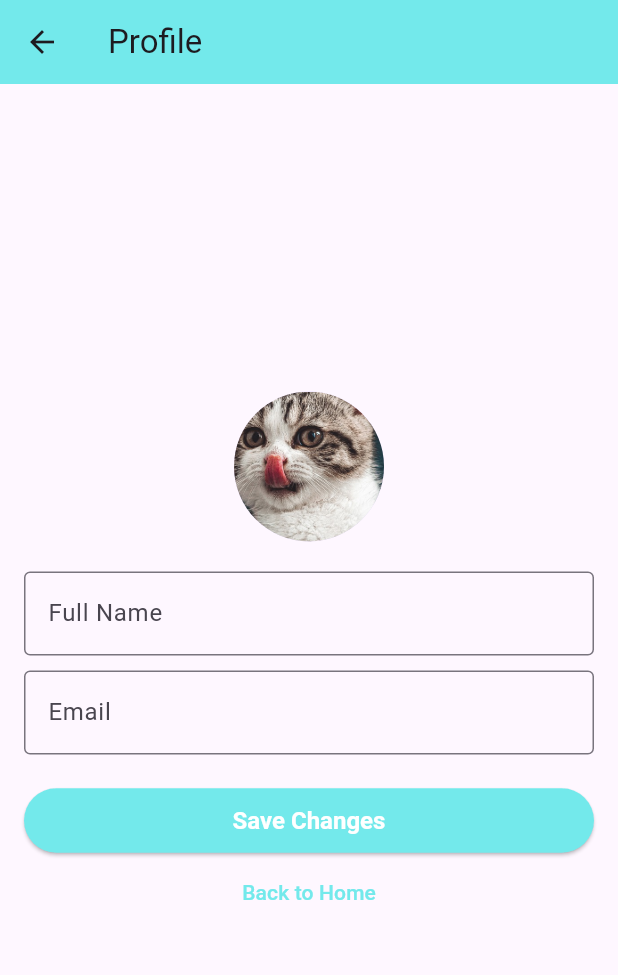
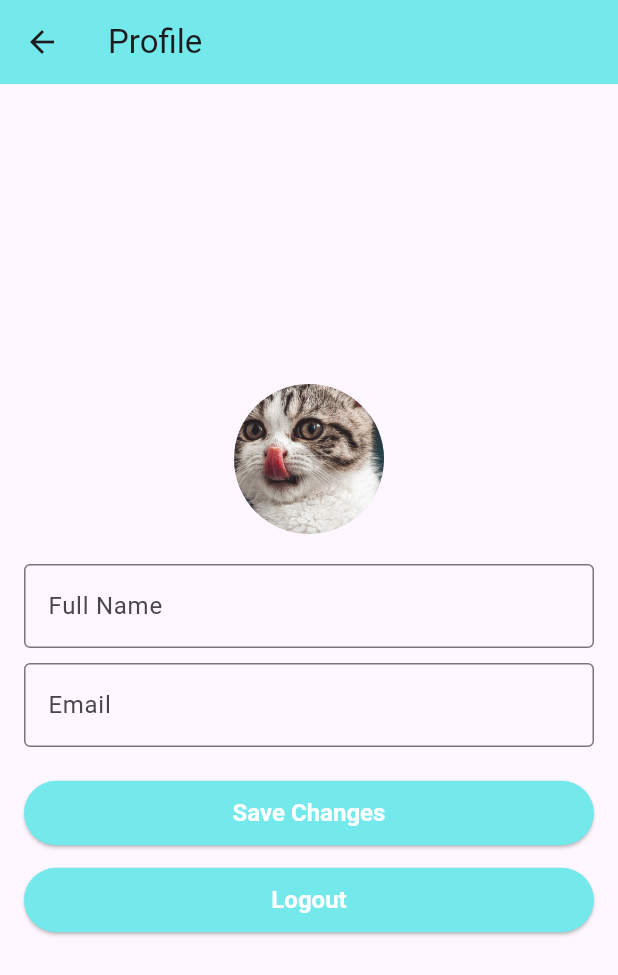
Before and after one commit to yarynakos/mobile, a Flutter app: the HomeScreen screen opened by its route, after a tap on "Go to Profile", on a phone screen of 412 x 824 dp. Shown: the top 975 px of the screen. Run offline on Flutter 3.47's test engine with Material 3 defaults, Android fonts, the phone set to English and light mode, and no system bars; our stand-ins replace shared_preferences; accounts and stored records are empty.

Commit message:
third lab

```diff
--- /dev/null
+++ b/lib/data/local_user_repository.dart
@@ -0,0 +1,36 @@
+import 'dart:convert';
+
+import 'package:my_project/data/user_repository.dart';
+import 'package:my_project/models/user.dart';
+import 'package:shared_preferences/shared_preferences.dart';
+
+class LocalUserRepository implements UserRepository {
+  static const String _userKey = 'user_data';
+
+  @override
+  Future<void> saveUser(User user) async {
+    final prefs = await SharedPreferences.getInstance();
+    prefs.setString(_userKey, jsonEncode(user.toMap()));
+  }
+
+  @override
+  Future<User?> getUser() async {
+    final prefs = await SharedPreferences.getInstance();
+    final jsonString = prefs.getString(_userKey);
+    if (jsonString == null) return null;
+    final map = jsonDecode(jsonString) as Map<String, dynamic>;
+    return User.fromMap(map);
+  }
+
+  @override
+  Future<bool> login(String email, String password) async {
+    final user = await getUser();
+    return user != null && user.email == email && user.password == password;
+  }
+
+  @override
+  Future<void> clearUser() async {
+    final prefs = await SharedPreferences.getInstance();
+    prefs.remove(_userKey);
+  }
+}
--- /dev/null
+++ b/lib/models/user.dart
@@ -0,0 +1,19 @@
+class User {
+  final String name;
+  final String email;
+  final String password;
+
+  User({required this.name, required this.email, required this.password});
+
+  Map<String, String> toMap() => {
+    'name': name,
+    'email': email,
+    'password': password,
+  };
+
+  factory User.fromMap(Map<String, dynamic> map) => User(
+    name: map['name'] as String? ?? '',
+    email: map['email'] as String? ?? '',
+    password: map['password'] as String? ?? '',
+  );
+}
--- a/lib/screen/home_screen.dart
+++ b/lib/screen/home_screen.dart
@@ -1,20 +1,44 @@
 import 'package:flutter/material.dart';
+import 'package:my_project/data/local_user_repository.dart';
 import 'package:my_project/widgets/custom_button.dart';
 
-class HomeScreen extends StatelessWidget {
+class HomeScreen extends StatefulWidget {
   const HomeScreen({super.key});
 
   @override
+  State<HomeScreen> createState() => _HomeScreenState();
+}
+
+class _HomeScreenState extends State<HomeScreen> {
+  String? _userEmail;
+
+  final _userRepository = LocalUserRepository();
+
+  @override
+  void initState() {
+    super.initState();
+    _loadUser();
+  }
+
+  Future<void> _loadUser() async {
+    final user = await _userRepository.getUser();
+    if (mounted) {
+      setState(() {
+        _userEmail = user?.email;
+      });
+    }
+  }
+
+  @override
   Widget build(BuildContext context) {
+    final bool isWideScreen = MediaQuery.of(context).size.width > 600;
+
     return Scaffold(
       appBar: AppBar(
-        title: const Text('Plant Care'),
+        title: Text(_userEmail != null ? 'Welcome, $_userEmail' : 'Plant Care'),
         backgroundColor: const Color(0xFF73E9EB),
       ),
-      body: LayoutBuilder(
-        builder: (context, constraints) {
-          final bool isWideScreen = constraints.maxWidth > 600;
-          return Padding(
+      body: Padding(
         padding: const EdgeInsets.all(16),
         child: Column(
           crossAxisAlignment: CrossAxisAlignment.stretch,
@@ -45,8 +69,6 @@ class HomeScreen extends StatelessWidget {
             ),
           ],
         ),
-          );
-        },
       ),
     );
   }
--- a/lib/screen/profile_screen.dart
+++ b/lib/screen/profile_screen.dart
@@ -1,21 +1,75 @@
 import 'package:flutter/material.dart';
+import 'package:my_project/data/local_user_repository.dart';
+import 'package:my_project/models/user.dart';
 import 'package:my_project/widgets/custom_button.dart';
 
-class ProfileScreen extends StatelessWidget {
+class ProfileScreen extends StatefulWidget {
   const ProfileScreen({super.key});
 
   @override
+  State<ProfileScreen> createState() => _ProfileScreenState();
+}
+
+class _ProfileScreenState extends State<ProfileScreen> {
+  final _nameController = TextEditingController();
+  final _emailController = TextEditingController();
+  final _userRepository = LocalUserRepository();
+
+  bool _isLoading = true;
+
+  @override
+  void initState() {
+    super.initState();
+    _loadUser();
+  }
+
+  Future<void> _loadUser() async {
+    final user = await _userRepository.getUser();
+    if (user != null) {
+      _nameController.text = user.name;
+      _emailController.text = user.email;
+    }
+    if (mounted) {
+      setState(() {
+        _isLoading = false;
+      });
+    }
+  }
+
+  Future<void> _saveChanges() async {
+    final updatedUser = User(
+      name: _nameController.text.trim(),
+      email: _emailController.text.trim(),
+      password: (await _userRepository.getUser())?.password ?? '',
+    );
+
+    await _userRepository.saveUser(updatedUser);
+    if (!mounted) return;
+    ScaffoldMessenger.of(
+      context,
+    ).showSnackBar(const SnackBar(content: Text('Profile updated')));
+  }
+
+  Future<void> _logout() async {
+    await _userRepository.clearUser();
+    if (!mounted) return;
+    Navigator.pushNamedAndRemoveUntil(context, '/', (_) => false);
+  }
+
+  @override
   Widget build(BuildContext context) {
+    final double width =
+        MediaQuery.of(context).size.width > 600 ? 400 : double.infinity;
+
     return Scaffold(
       appBar: AppBar(
         title: const Text('Profile'),
         backgroundColor: const Color(0xFF73E9EB),
       ),
-      body: LayoutBuilder(
-        builder: (context, constraints) {
-          final double width =
-              constraints.maxWidth > 600 ? 400 : double.infinity;
-          return Center(
+      body:
+          _isLoading
+              ? const Center(child: CircularProgressIndicator())
+              : Center(
                 child: SingleChildScrollView(
                   padding: const EdgeInsets.all(16),
                   child: ConstrainedBox(
@@ -30,34 +84,32 @@ class ProfileScreen extends StatelessWidget {
                           ),
                         ),
                         const SizedBox(height: 20),
-                    const TextField(
-                      decoration: InputDecoration(
+                        TextField(
+                          controller: _nameController,
+                          decoration: const InputDecoration(
                             labelText: 'Full Name',
                             border: OutlineInputBorder(),
                           ),
                         ),
                         const SizedBox(height: 10),
-                    const TextField(
-                      decoration: InputDecoration(
+                        TextField(
+                          controller: _emailController,
+                          decoration: const InputDecoration(
                             labelText: 'Email',
                             border: OutlineInputBorder(),
                           ),
                         ),
                         const SizedBox(height: 20),
-                    CustomButton(text: 'Save Changes', onPressed: () {}),
-                    TextButton(
-                      onPressed: () => Navigator.pushNamed(context, '/home'),
-                      child: const Text(
-                        'Back to Home',
-                        style: TextStyle(color: Color(0xFF73E9EB)),
+                        CustomButton(
+                          text: 'Save Changes',
+                          onPressed: _saveChanges,
                         ),
-                    ),
+                        const SizedBox(height: 10),
+                        CustomButton(text: 'Logout', onPressed: _logout),
                       ],
                     ),
                   ),
                 ),
-          );
-        },
               ),
     );
   }
--- a/pubspec.yaml
+++ b/pubspec.yaml
@@ -30,6 +30,7 @@ environment:
 dependencies:
   flutter:
     sdk: flutter
+  shared_preferences: ^2.2.2
 
   # The following adds the Cupertino Icons font to your application.
   # Use with the CupertinoIcons class for iOS style icons.
```
Also changed, not shown: lib/data/user_repository.dart (added, +8 -0 lines), lib/screen/login_screen.dart (+61 -24 lines), lib/screen/register_screen.dart (+76 -24 lines), pubspec.lock, 1 other file. Lines whose indentation alone changed are shown as unchanged.
